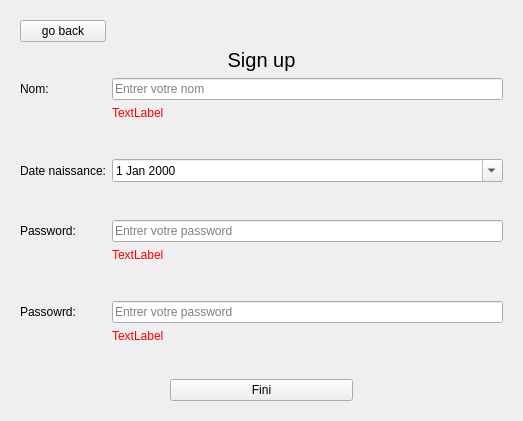
Above: main_app_code.ui from larcelboi/wroking-on-it-mom before the change. Below: the same form after it.
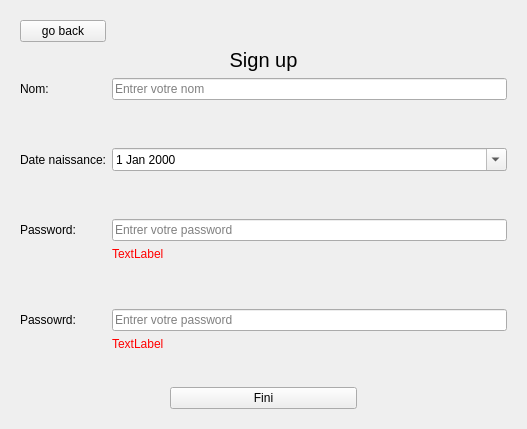
That is the form after the change. The open tabs and pages were chosen to show the change.

Patch:
```diff
--- a/main_app_code.ui
+++ b/main_app_code.ui
@@ -6,8 +6,8 @@
    <rect>
     <x>0</x>
     <y>0</y>
-    <width>523</width>
-    <height>421</height>
+    <width>527</width>
+    <height>429</height>
    </rect>
   </property>
   <property name="windowTitle">
@@ -84,6 +84,16 @@
      </widget>
      <widget class="QWidget" name="sign_up_page">
       <layout class="QGridLayout" name="gridLayout">
+       <item row="13" column="1">
+        <widget class="QLabel" name="erruer_sign_password2">
+         <property name="styleSheet">
+          <string notr="true">color: rgb(255, 0, 0);</string>
+         </property>
+         <property name="text">
+          <string>TextLabel</string>
+         </property>
+        </widget>
+       </item>
        <item row="4" column="0">
         <widget class="QLabel" name="sign_nom">
          <property name="text">
@@ -91,35 +101,35 @@
          </property>
         </widget>
        </item>
-       <item row="7" column="0">
+       <item row="6" column="0">
         <widget class="QLabel" name="sign_date_naissance">
          <property name="text">
           <string>Date naissance:</string>
          </property>
         </widget>
        </item>
-       <item row="7" column="1">
+       <item row="6" column="1">
         <widget class="QDateEdit" name="dateEdit">
          <property name="calendarPopup">
           <bool>true</bool>
          </property>
         </widget>
        </item>
-       <item row="13" column="1">
+       <item row="12" column="1">
         <widget class="QLineEdit" name="signpassword2">
          <property name="placeholderText">
           <string>Entrer votre password</string>
          </property>
         </widget>
        </item>
-       <item row="10" column="1">
+       <item row="9" column="1">
         <widget class="QLineEdit" name="sign_password_enter1">
          <property name="placeholderText">
           <string>Entrer votre password</string>
          </property>
         </widget>
        </item>
-       <item row="16" column="0" colspan="2">
+       <item row="15" column="0" colspan="2">
         <spacer name="verticalSpacer_5">
          <property name="orientation">
           <enum>Qt::Orientation::Vertical</enum>
@@ -135,14 +145,14 @@
          </property>
         </spacer>
        </item>
-       <item row="13" column="0">
+       <item row="12" column="0">
         <widget class="QLabel" name="sign_password2">
          <property name="text">
           <string>Passowrd: </string>
          </property>
         </widget>
        </item>
-       <item row="11" column="1">
+       <item row="10" column="1">
         <widget class="QLabel" name="erreur_sign_password1">
          <property name="styleSheet">
           <string notr="true">color: rgb(255, 0, 0);</string>
@@ -174,7 +184,7 @@
          </property>
         </widget>
        </item>
-       <item row="9" column="1">
+       <item row="8" column="1">
         <spacer name="verticalSpacer_7">
          <property name="orientation">
           <enum>Qt::Orientation::Vertical</enum>
@@ -187,7 +197,7 @@
          </property>
         </spacer>
        </item>
-       <item row="17" column="0" colspan="2">
+       <item row="16" column="0" colspan="2">
         <layout class="QHBoxLayout" name="horizontalLayout_6">
          <property name="leftMargin">
           <number>150</number>
@@ -204,7 +214,7 @@
          </item>
         </layout>
        </item>
-       <item row="12" column="1">
+       <item row="11" column="1">
         <spacer name="verticalSpacer_6">
          <property name="orientation">
           <enum>Qt::Orientation::Vertical</enum>
@@ -217,7 +227,7 @@
          </property>
         </spacer>
        </item>
-       <item row="6" column="1">
+       <item row="5" column="1">
         <spacer name="verticalSpacer_8">
          <property name="orientation">
           <enum>Qt::Orientation::Vertical</enum>
@@ -237,33 +247,13 @@
          </property>
         </widget>
        </item>
-       <item row="5" column="1">
-        <widget class="QLabel" name="erreur_sign_nom">
-         <property name="styleSheet">
-          <string notr="true">color: rgb(255, 0, 0);</string>
-         </property>
-         <property name="text">
-          <string>TextLabel</string>
-         </property>
-        </widget>
-       </item>
-       <item row="10" column="0">
+       <item row="9" column="0">
         <widget class="QLabel" name="sign_password">
          <property name="text">
           <string>Password:</string>
          </property>
         </widget>
        </item>
-       <item row="14" column="1">
-        <widget class="QLabel" name="erruer_sign_password2">
-         <property name="styleSheet">
-          <string notr="true">color: rgb(255, 0, 0);</string>
-         </property>
-         <property name="text">
-          <string>TextLabel</string>
-         </property>
-        </widget>
-       </item>
       </layout>
      </widget>
      <widget class="QWidget" name="log_in_page">
```
Left out of the diff: 36 changed lines with no effect on the pictures.
